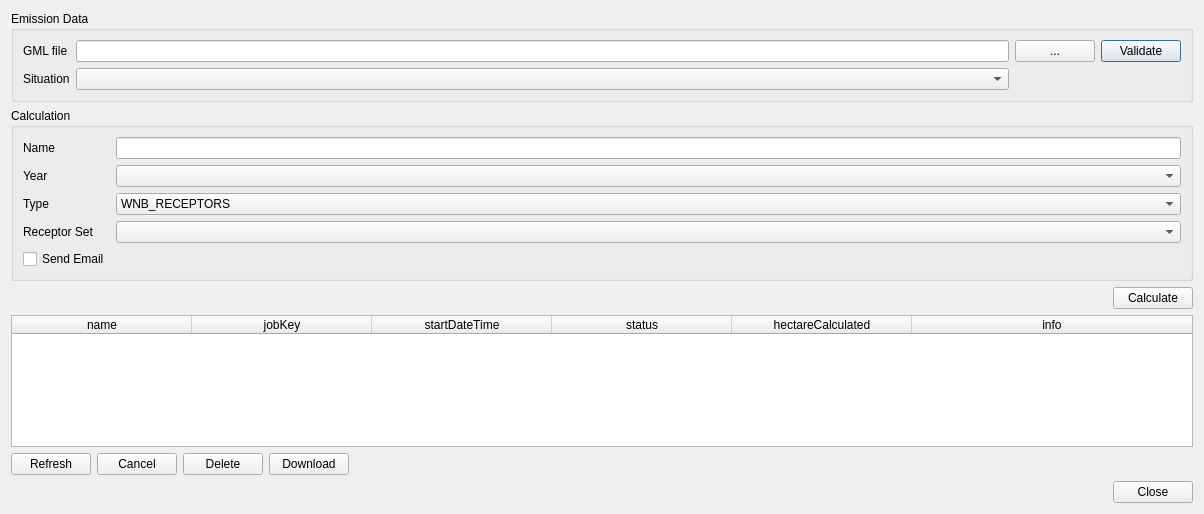
Above: ImaerPlugin/connect_jobs_dlg.ui from opengeogroep/AERIUS-QGIS-plugins before the change. Below: the same form after it.
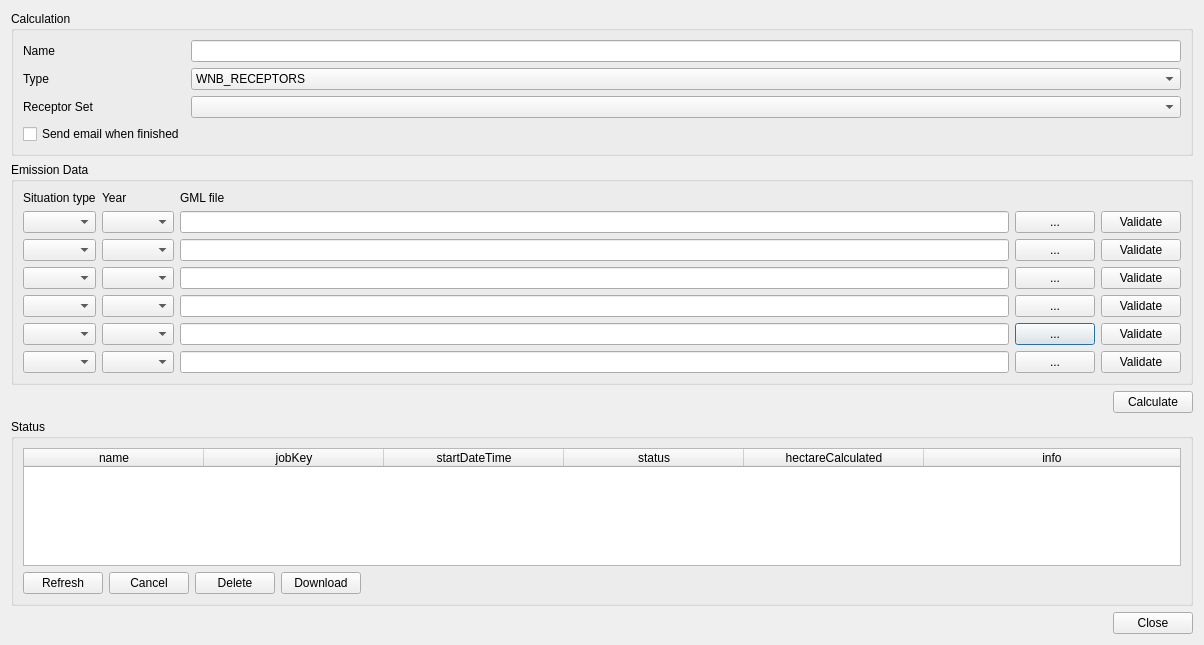
That is the form after the change.

Commit message: Redesigning jobs dialog for multiple input GML files (WIP)

```diff
--- a/ImaerPlugin/connect_jobs_dlg.ui
+++ b/ImaerPlugin/connect_jobs_dlg.ui
@@ -7,7 +7,7 @@
     <x>0</x>
     <y>0</y>
     <width>1204</width>
-    <height>514</height>
+    <height>645</height>
    </rect>
   </property>
   <property name="windowTitle">
@@ -15,63 +15,7 @@
   </property>
   <layout class="QVBoxLayout" name="verticalLayout">
    <item>
-    <widget class="QGroupBox" name="groupBox_emission">
-     <property name="title">
-      <string>Emission Data</string>
-     </property>
-     <layout class="QGridLayout" name="gridLayout_2">
-      <item row="1" column="4">
-       <widget class="QPushButton" name="button_validate">
-        <property name="enabled">
-         <bool>true</bool>
-        </property>
-        <property name="text">
-         <string>Validate</string>
-        </property>
-       </widget>
-      </item>
-      <item row="2" column="0">
-       <widget class="QLabel" name="label_situation">
-        <property name="text">
-         <string>Situation</string>
-        </property>
-       </widget>
-      </item>
-      <item row="1" column="2">
-       <widget class="QLineEdit" name="edit_gml_input">
-        <property name="text">
-         <string/>
-        </property>
-       </widget>
-      </item>
-      <item row="1" column="3">
-       <widget class="QPushButton" name="button_gml_input_browse">
-        <property name="maximumSize">
-         <size>
-          <width>100</width>
-          <height>16777215</height>
-         </size>
-        </property>
-        <property name="text">
-         <string>...</string>
-        </property>
-       </widget>
-      </item>
-      <item row="1" column="0">
-       <widget class="QLabel" name="label_gml_input">
-        <property name="text">
-         <string>GML file</string>
-        </property>
-       </widget>
-      </item>
-      <item row="2" column="2">
-       <widget class="QComboBox" name="combo_situation"/>
-      </item>
-     </layout>
-    </widget>
-   </item>
-   <item>
-    <widget class="QGroupBox" name="groupBox_calculation">
+    <widget class="QGroupBox" name="group_calculation">
      <property name="title">
       <string>Calculation</string>
      </property>
@@ -86,16 +30,6 @@
       <item row="0" column="1">
        <widget class="QLineEdit" name="edit_name"/>
       </item>
-      <item row="1" column="0">
-       <widget class="QLabel" name="label">
-        <property name="text">
-         <string>Year</string>
-        </property>
-       </widget>
-      </item>
-      <item row="1" column="1">
-       <widget class="QComboBox" name="combo_year"/>
-      </item>
       <item row="2" column="0">
        <widget class="QLabel" name="label_calc_type">
         <property name="text">
@@ -133,7 +67,253 @@
          <string>Send email when calculation is ready</string>
         </property>
         <property name="text">
-         <string>Send Email</string>
+         <string>Send email when finished</string>
+        </property>
+       </widget>
+      </item>
+     </layout>
+    </widget>
+   </item>
+   <item>
+    <widget class="QGroupBox" name="group_emission">
+     <property name="title">
+      <string>Emission Data</string>
+     </property>
+     <layout class="QGridLayout" name="gridLayout_2">
+      <item row="3" column="0">
+       <widget class="QComboBox" name="combo_situation_3"/>
+      </item>
+      <item row="5" column="4">
+       <widget class="QPushButton" name="button_gml_input_browse_5">
+        <property name="maximumSize">
+         <size>
+          <width>100</width>
+          <height>16777215</height>
+         </size>
+        </property>
+        <property name="text">
+         <string>...</string>
+        </property>
+       </widget>
+      </item>
+      <item row="2" column="4">
+       <widget class="QPushButton" name="button_gml_input_browse_2">
+        <property name="maximumSize">
+         <size>
+          <width>100</width>
+          <height>16777215</height>
+         </size>
+        </property>
+        <property name="text">
+         <string>...</string>
+        </property>
+       </widget>
+      </item>
+      <item row="6" column="5">
+       <widget class="QPushButton" name="button_validate_6">
+        <property name="enabled">
+         <bool>true</bool>
+        </property>
+        <property name="text">
+         <string>Validate</string>
+        </property>
+       </widget>
+      </item>
+      <item row="1" column="4">
+       <widget class="QPushButton" name="button_gml_input_browse_1">
+        <property name="maximumSize">
+         <size>
+          <width>100</width>
+          <height>16777215</height>
+         </size>
+        </property>
+        <property name="text">
+         <string>...</string>
+        </property>
+       </widget>
+      </item>
+      <item row="0" column="1">
+       <widget class="QLabel" name="label_year">
+        <property name="text">
+         <string>Year</string>
+        </property>
+       </widget>
+      </item>
+      <item row="4" column="1">
+       <widget class="QComboBox" name="combo_year_4"/>
+      </item>
+      <item row="5" column="3">
+       <widget class="QLineEdit" name="edit_gml_input_5">
+        <property name="text">
+         <string/>
+        </property>
+       </widget>
+      </item>
+      <item row="3" column="1">
+       <widget class="QComboBox" name="combo_year_3"/>
+      </item>
+      <item row="4" column="3">
+       <widget class="QLineEdit" name="edit_gml_input_4">
+        <property name="text">
+         <string/>
+        </property>
+       </widget>
+      </item>
+      <item row="6" column="0">
+       <widget class="QComboBox" name="combo_situation_6"/>
+      </item>
+      <item row="5" column="5">
+       <widget class="QPushButton" name="button_validate_5">
+        <property name="enabled">
+         <bool>true</bool>
+        </property>
+        <property name="text">
+         <string>Validate</string>
+        </property>
+       </widget>
+      </item>
+      <item row="1" column="0">
+       <widget class="QComboBox" name="combo_situation_1"/>
+      </item>
+      <item row="1" column="5">
+       <widget class="QPushButton" name="button_validate_1">
+        <property name="enabled">
+         <bool>true</bool>
+        </property>
+        <property name="text">
+         <string>Validate</string>
+        </property>
+       </widget>
+      </item>
+      <item row="2" column="3">
+       <widget class="QLineEdit" name="edit_gml_input_2">
+        <property name="text">
+         <string/>
+        </property>
+       </widget>
+      </item>
+      <item row="5" column="0">
+       <widget class="QComboBox" name="combo_situation_5"/>
+      </item>
+      <item row="2" column="0">
+       <widget class="QComboBox" name="combo_situation_2"/>
+      </item>
+      <item row="4" column="0">
+       <widget class="QComboBox" name="combo_situation_4"/>
+      </item>
+      <item row="4" column="4">
+       <widget class="QPushButton" name="button_gml_input_browse_4">
+        <property name="maximumSize">
+         <size>
+          <width>100</width>
+          <height>16777215</height>
+         </size>
+        </property>
+        <property name="text">
+         <string>...</string>
+        </property>
+       </widget>
+      </item>
+      <item row="1" column="1">
+       <widget class="QComboBox" name="combo_year_1"/>
+      </item>
+      <item row="5" column="1">
+       <widget class="QComboBox" name="combo_year_5"/>
+      </item>
+      <item row="4" column="5">
+       <widget class="QPushButton" name="button_validate_4">
+        <property name="enabled">
+         <bool>true</bool>
+        </property>
+        <property name="text">
+         <string>Validate</string>
+        </property>
+       </widget>
+      </item>
+      <item row="2" column="5">
+       <widget class="QPushButton" name="button_validate_2">
+        <property name="enabled">
+         <bool>true</bool>
+        </property>
+        <property name="text">
+         <string>Validate</string>
+        </property>
+       </widget>
+      </item>
+      <item row="0" column="0">
+       <widget class="QLabel" name="label_situation">
+        <property name="text">
+         <string>Situation type</string>
+        </property>
+       </widget>
+      </item>
+      <item row="1" column="3">
+       <widget class="QLineEdit" name="edit_gml_input_1">
+        <property name="text">
+         <string/>
+        </property>
+       </widget>
+      </item>
+      <item row="2" column="1">
+       <widget class="QComboBox" name="combo_year_2"/>
+      </item>
+      <item row="3" column="4">
+       <widget class="QPushButton" name="button_gml_input_browse_3">
+        <property name="maximumSize">
+         <size>
+          <width>100</width>
+          <height>16777215</height>
+         </size>
+        </property>
+        <property name="text">
+         <string>...</string>
+        </property>
+       </widget>
+      </item>
+      <item row="3" column="3">
+       <widget class="QLineEdit" name="edit_gml_input_3">
+        <property name="text">
+         <string/>
+        </property>
+       </widget>
+      </item>
+      <item row="6" column="4">
+       <widget class="QPushButton" name="button_gml_input_browse_6">
+        <property name="maximumSize">
+         <size>
+          <width>100</width>
+          <height>16777215</height>
+         </size>
+        </property>
+        <property name="text">
+         <string>...</string>
+        </property>
+       </widget>
+      </item>
+      <item row="3" column="5">
+       <widget class="QPushButton" name="button_validate_3">
+        <property name="enabled">
+         <bool>true</bool>
+        </property>
+        <property name="text">
+         <string>Validate</string>
+        </property>
+       </widget>
+      </item>
+      <item row="6" column="3">
+       <widget class="QLineEdit" name="edit_gml_input_6">
+        <property name="text">
+         <string/>
+        </property>
+       </widget>
+      </item>
+      <item row="6" column="1">
+       <widget class="QComboBox" name="combo_year_6"/>
+      </item>
+      <item row="0" column="3">
+       <widget class="QLabel" name="label_gml_file">
+        <property name="text">
+         <string>GML file</string>
         </property>
        </widget>
       </item>
@@ -165,6 +345,12 @@
     </layout>
    </item>
    <item>
+    <widget class="QGroupBox" name="group_status">
+     <property name="title">
+      <string>Status</string>
+     </property>
+     <layout class="QVBoxLayout" name="verticalLayout_2">
+      <item>
     <widget class="QTableWidget" name="table_jobs">
      <property name="selectionBehavior">
       <enum>QAbstractItemView::SelectRows</enum>
@@ -260,6 +446,9 @@
       </spacer>
      </item>
     </layout>
+      </item>
+     </layout>
+    </widget>
    </item>
    <item>
     <widget class="QDialogButtonBox" name="buttonBox">
```
Lines whose indentation alone changed are shown as unchanged. The commit also changes 1 other file.
